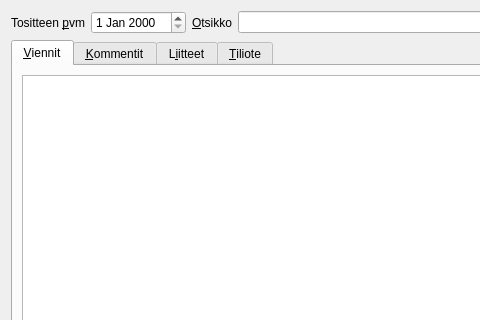
artoh/kitupiikki, file kitupiikki/kirjaus/kirjaus.ui: the form before one commit; both pictures show x 0 to 480 and y 0 to 320 of the 957 by 420 pixel window.
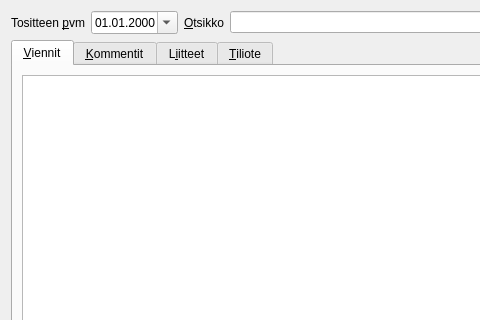
The form after the commit. Icons and pictures are not drawn.

Commit message: KirjauWg kalenteriPopUp

What changed in the file:
```diff
--- a/kitupiikki/kirjaus/kirjaus.ui
+++ b/kitupiikki/kirjaus/kirjaus.ui
@@ -27,7 +27,14 @@
       </widget>
      </item>
      <item>
-      <widget class="QDateEdit" name="tositePvmEdit"/>
+      <widget class="QDateEdit" name="tositePvmEdit">
+       <property name="displayFormat">
+        <string>dd.MM.yyyy</string>
+       </property>
+       <property name="calendarPopup">
+        <bool>true</bool>
+       </property>
+      </widget>
      </item>
      <item>
       <widget class="QLabel" name="label_2">
```
